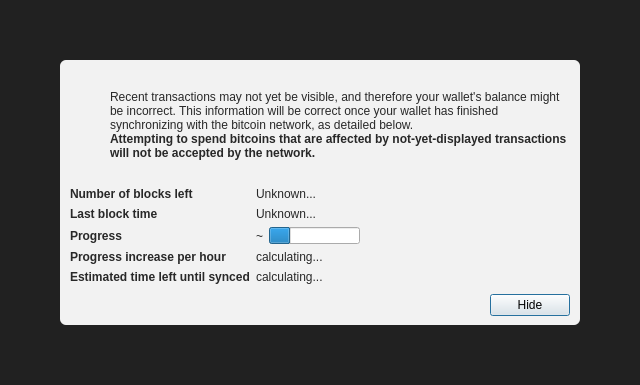
Qt form src/qt/forms/modaloverlay.ui (sugarchain-project/yumekawa) before a commit.
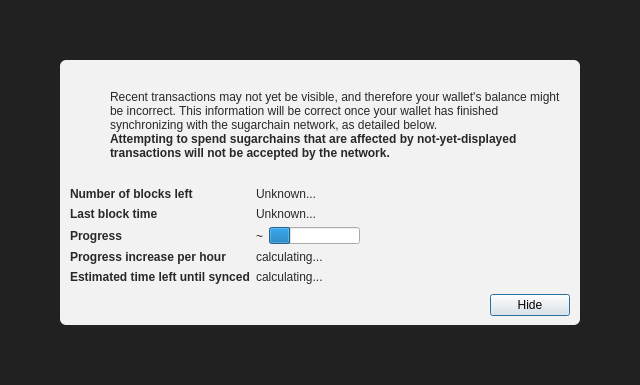
The same form after that commit. Icons and pictures are not drawn.

Commit message:
Sugarchain: Branding
- Policy: No unnecessary changes on comments or words

- Fixed Tests:
  * wallet_bumpfee.py
  * rpc_fundrawtransaction.py
  * rpc_psbt.py
  * wallet_basic.py

- CI:
  * Travis
  * Cirrus
  * Gitian

- Disabled Tests (against no previous releases)
  * feature_backwards_compatibility.py
  * wallet_upgradewallet.py
  * mempool_compatibility.py

Patch:
```diff
--- a/src/qt/forms/modaloverlay.ui
+++ b/src/qt/forms/modaloverlay.ui
@@ -130,7 +130,7 @@
              <item>
               <widget class="QLabel" name="infoText">
                <property name="text">
-                <string>Recent transactions may not yet be visible, and therefore your wallet's balance might be incorrect. This information will be correct once your wallet has finished synchronizing with the bitcoin network, as detailed below.</string>
+                <string>Recent transactions may not yet be visible, and therefore your wallet's balance might be incorrect. This information will be correct once your wallet has finished synchronizing with the sugarchain network, as detailed below.</string>
                </property>
                <property name="textFormat">
                 <enum>Qt::RichText</enum>
@@ -149,7 +149,7 @@
                 </font>
                </property>
                <property name="text">
-                <string>Attempting to spend bitcoins that are affected by not-yet-displayed transactions will not be accepted by the network.</string>
+                <string>Attempting to spend sugarchains that are affected by not-yet-displayed transactions will not be accepted by the network.</string>
                </property>
                <property name="textFormat">
                 <enum>Qt::RichText</enum>
```
The commit also changes 118 other files.
